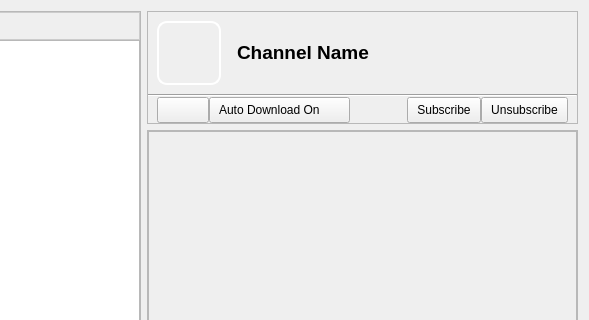
Before: the Qt Designer form retroshare-gui/src/gui/ChannelFeed.ui in RetroShare/RetroShare, drawn with Qt 5; both pictures show x 92 to 681 and y 0 to 320 of the 681 by 476 pixel window.
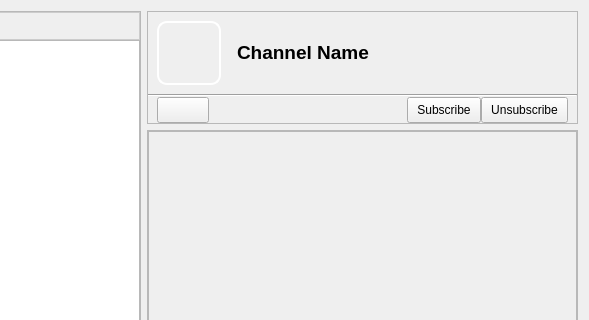
After: the same form once the commit is applied. Icons and pictures are not drawn.

Commit message:
- removed auto download combo-box   - channels service now will be explicit download if you subscribe   - the same way with you cannot selectively choose the news that appears
 - added settings
  - aim is where user can choose max d/l size permitable

```diff
--- a/retroshare-gui/src/gui/ChannelFeed.ui
+++ b/retroshare-gui/src/gui/ChannelFeed.ui
@@ -463,7 +463,7 @@
             </property>
            </widget>
           </item>
-          <item row="0" column="2">
+          <item row="0" column="1">
            <spacer name="horizontalSpacer">
             <property name="orientation">
              <enum>Qt::Horizontal</enum>
@@ -476,64 +476,6 @@
             </property>
            </spacer>
           </item>
-          <item row="0" column="1">
-           <widget class="QComboBox" name="comboBoxautodownload">
-            <property name="minimumSize">
-             <size>
-              <width>26</width>
-              <height>26</height>
-             </size>
-            </property>
-            <property name="styleSheet">
-             <string notr="true">QToolButton, QPushButton, QComboBox { 
-border-image: url(:/images/btn_26.png) 4;
-border-width: 4;
-padding: 0px 6px;
-font-size: 12px;
-}
-
-QToolButton:hover, QPushButton:hover, QComboBox:hover { 
-border-image: url(:/images/btn_26_hover.png) 4;
-}
-
-QToolButton:disabled, QPushButton:disabled, QComboBox::disabled {
-color:gray;
-}
-
-QToolButton:pressed, QPushButton:pressed{
-border-image: url(:/images/btn_26_pressed.png) 4;
-}
-
-QComboBox QAbstractItemView { 
-background-color:white;
-}
-
-QComboBox::down-arrow {
-image: url(:/images/combobox_arrow.png);
-}
-
-QComboBox:drop-down
-{
-subcontrol-origin: padding;
-subcontrol-position: top right;
-border-left-style: none; 
-border-top-right-radius: 1px;
-border-bottom-right-radius: 1px;
-}
-</string>
-            </property>
-            <item>
-             <property name="text">
-              <string>Auto Download On</string>
-             </property>
-            </item>
-            <item>
-             <property name="text">
-              <string>Auto Download Off</string>
-             </property>
-            </item>
-           </widget>
-          </item>
          </layout>
         </item>
        </layout>
```
Left out of the diff: 81 changed lines with no effect on the pictures.
